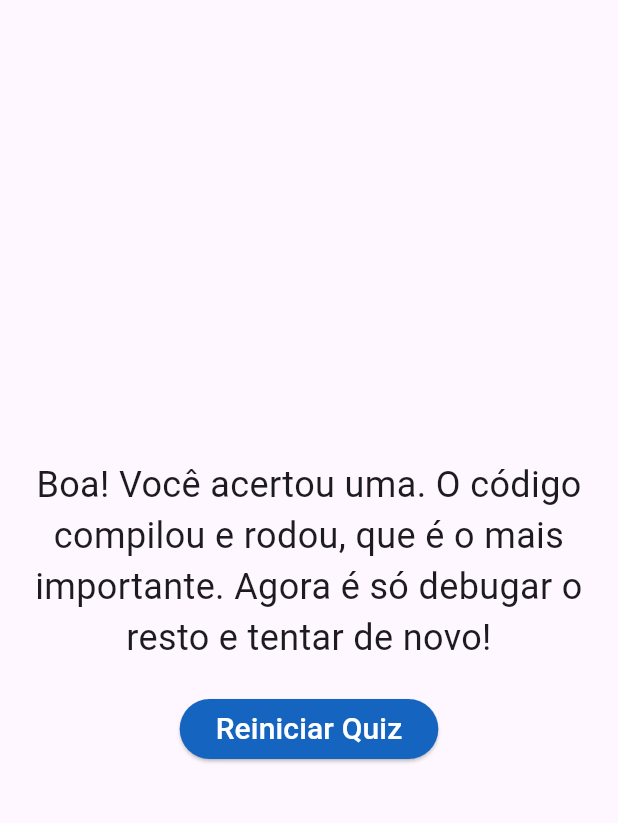
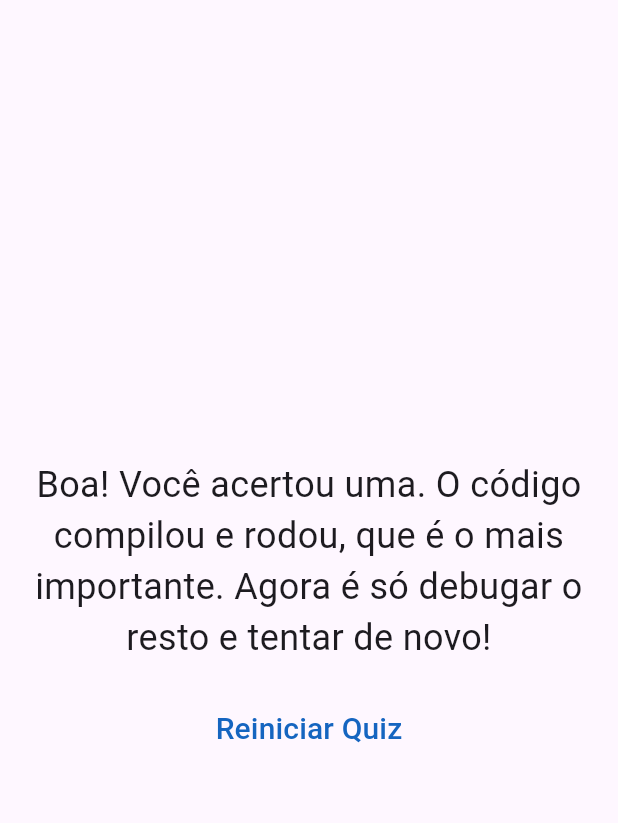
Before and after one commit to mfeeee/projeto_perguntas, a Flutter app: the screen it shows after launch, after a tap on "PHP: Hyperspeed Performance", after a tap on "PHP é uma biblioteca de código Front End", after a tap on ".ps", on a phone screen of 412 x 824 dp, the part 63-886 px from its top. Run offline on Flutter 3.47's test engine with Material 3 defaults, Android fonts, the phone set to English and light mode, and no system bars.

Commit message:
:lipstick: feat: substitui ElevatedButton por TextButton no resultado

```diff
--- a/lib/result.dart
+++ b/lib/result.dart
@@ -38,10 +38,9 @@ class Result extends StatelessWidget {
               ),
           ),
         ),
-        ElevatedButton(
-          style: ElevatedButton.styleFrom(
-            foregroundColor: Colors.white,
-            backgroundColor: Colors.blue[800],
+        TextButton(
+          style: TextButton.styleFrom(
+            foregroundColor: Colors.blue[800],
           ),
           onPressed: onRestart,
           child: Text(
```
